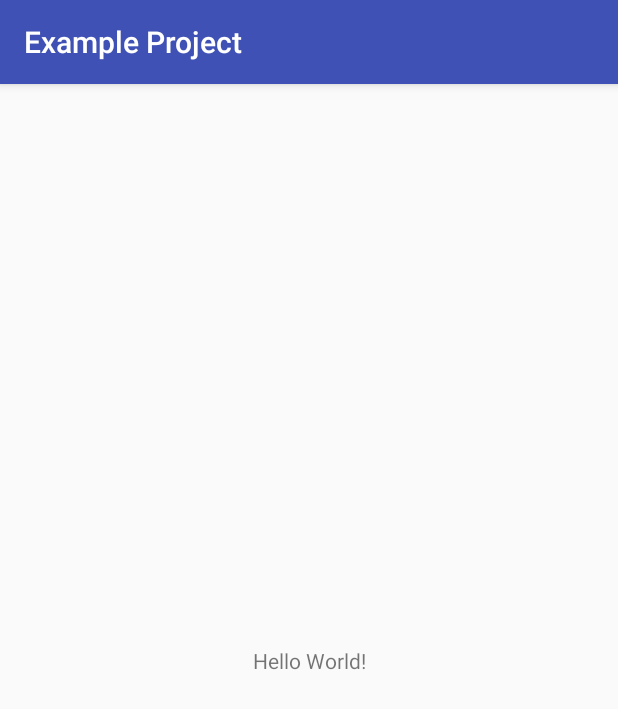
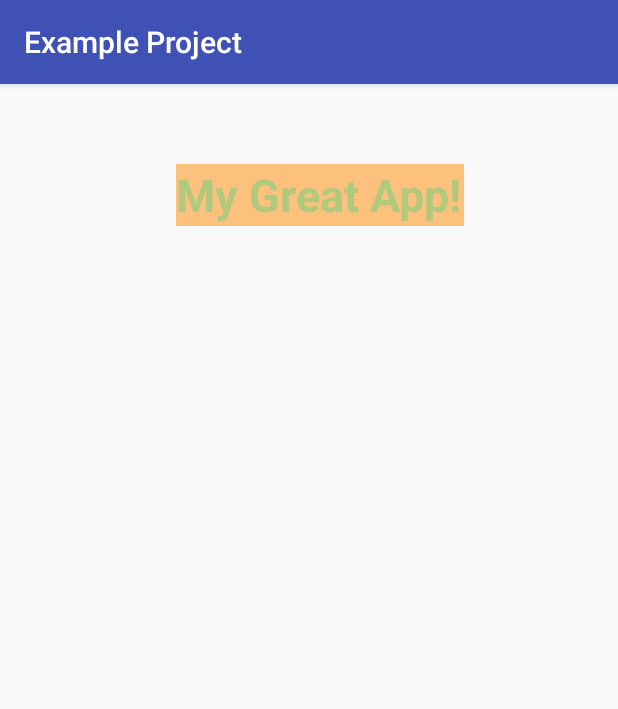
Before and after one commit to jeffryang24/android-o-learning, an Android app: the screen it shows after launch (MainActivity), on a phone screen of 412 x 824 dp. Shown: the top 709 px of the screen. Run offline under Robolectric (Android 15) with nearby library versions, the phone set to English and light mode, and no system bars.

Commit message:
Exercise 2.5 done...

```diff
--- a/ExampleProject_2_5/app/src/main/res/layout/activity_main.xml
+++ b/ExampleProject_2_5/app/src/main/res/layout/activity_main.xml
@@ -7,12 +7,24 @@
     tools:context="com.myappcompany.rob.exampleproject.MainActivity">
 
     <TextView
-        android:layout_width="wrap_content"
-        android:layout_height="wrap_content"
-        android:text="Hello World!"
+        android:id="@+id/textView"
+        android:layout_width="192dp"
+        android:layout_height="41dp"
+        android:layout_marginEnd="120dp"
+        android:layout_marginRight="120dp"
+        android:layout_marginStart="163dp"
+        android:layout_marginTop="53dp"
+        android:alpha="0.5"
+        android:background="@android:color/holo_orange_dark"
+        android:text="My Great App!"
+        android:textColor="@android:color/holo_green_dark"
+        android:textSize="30sp"
+        android:textStyle="bold"
         app:layout_constraintBottom_toBottomOf="parent"
-        app:layout_constraintLeft_toLeftOf="parent"
-        app:layout_constraintRight_toRightOf="parent"
-        app:layout_constraintTop_toTopOf="parent" />
+        app:layout_constraintEnd_toEndOf="parent"
+        app:layout_constraintHorizontal_bias="0.736"
+        app:layout_constraintStart_toStartOf="parent"
+        app:layout_constraintTop_toTopOf="parent"
+        app:layout_constraintVertical_bias="0.0" />
 
 </android.support.constraint.ConstraintLayout>
--- a/ExampleProject_2_5/app/src/main/res/values/colors.xml
+++ b/ExampleProject_2_5/app/src/main/res/values/colors.xml
@@ -1,6 +1,6 @@
 <?xml version="1.0" encoding="utf-8"?>
 <resources>
     <color name="colorPrimary">#3F51B5</color>
-    <color name="colorPrimaryDark">#303F9F</color>
+    <color name="colorPrimaryDark">#303f9f</color>
     <color name="colorAccent">#FF4081</color>
 </resources>
```
